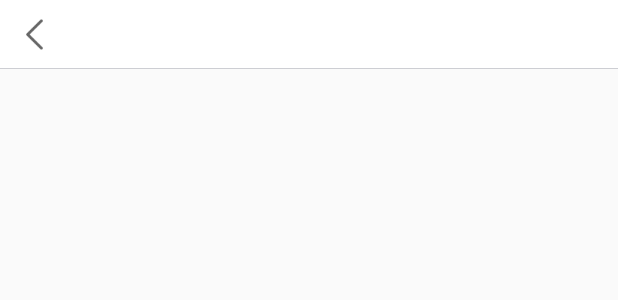
After one commit to DerMingYou/DayDayUp, an Android app: the layout common_bar.xml on its own in the app's theme, with its tools: preview values and no code run, on a phone screen of 412 x 824 dp. The commit adds this screen. Shown: the top 300 px of the screen. Run offline under Robolectric (Android 15) with nearby library versions, the phone set to English and light mode, and no system bars.

Commit message:
公告标题栏代码提交

```diff
--- /dev/null
+++ b/app/src/main/res/layout/common_bar.xml
@@ -0,0 +1,65 @@
+<?xml version="1.0" encoding="utf-8"?>
+<LinearLayout xmlns:android="http://schemas.android.com/apk/res/android"
+    xmlns:app="http://schemas.android.com/apk/res-auto"
+    android:id="@+id/common_title"
+    android:layout_width="match_parent"
+    android:layout_height="wrap_content"
+    android:background="@color/white"
+    android:orientation="vertical">
+
+    <!-- 公共的的标题栏 -->
+    <RelativeLayout
+        android:layout_width="match_parent"
+        android:layout_height="@dimen/navigation_bar_height"
+        android:layout_alignParentLeft="true"
+        android:layout_alignParentStart="true"
+        android:layout_alignParentTop="true">
+
+        <ImageButton
+            android:id="@+id/ib_back"
+            android:layout_width="@dimen/navigation_bar_height"
+            android:layout_height="match_parent"
+            android:background="@null"
+            android:gravity="center_vertical"
+            android:src="@mipmap/icon_back" />
+
+        <TextView
+            android:id="@+id/tv_title"
+            android:layout_width="match_parent"
+            android:layout_height="match_parent"
+            android:layout_centerInParent="true"
+            android:layout_marginLeft="60dp"
+            android:layout_marginRight="60dp"
+            android:gravity="center"
+            android:singleLine="true"
+            android:textColor="@color/normal_black_1"
+            android:textSize="19sp" />
+
+
+        <ImageView
+            android:id="@+id/image_right"
+            android:layout_width="@dimen/navigation_bar_height"
+            android:layout_height="fill_parent"
+            android:layout_alignParentRight="true"
+            android:scaleType="center"
+            android:visibility="gone" />
+
+        <TextView
+            android:id="@+id/tv_right"
+            android:layout_width="wrap_content"
+            android:layout_height="fill_parent"
+            android:layout_alignParentRight="true"
+            android:layout_marginRight="5dp"
+            android:gravity="center"
+            android:padding="5dp"
+            android:text="右标题"
+            android:textColor="@color/normal_black_1"
+            android:textSize="17sp"
+            android:visibility="gone" />
+    </RelativeLayout>
+
+    <View
+        android:id="@+id/v_line_top"
+        style="@style/div_hor" />
+
+</LinearLayout>
--- a/app/src/main/res/values/dimens.xml
+++ b/app/src/main/res/values/dimens.xml
@@ -1,7 +1,7 @@
 <resources>
     <!-- Default screen margins, per the Android Design guidelines. -->
     <dimen name="activity_vertical_margin">16dp</dimen>
-    <dimen name="dp_0.5">0.5dp</dimen>
+    <dimen name="px_1">1px</dimen>
     <dimen name="dp_0">0dp</dimen>
     <dimen name="dp_1">1dp</dimen>
     <dimen name="dp_2">2dp</dimen>
@@ -27,4 +27,5 @@
     <dimen name="dp_40">40dp</dimen>
     <dimen name="dp_42">42dp</dimen>
     <dimen name="dp_45">45dp</dimen>
+    <dimen name="navigation_bar_height">45dp</dimen>
 </resources>
--- a/app/src/main/res/values/strings.xml
+++ b/app/src/main/res/values/strings.xml
@@ -20,4 +20,5 @@
     <string name="show_tw_chinese">繁体显示</string>
     <string name="show_english">英文显示</string>
     <string name="system_auto">系统默认</string>
+    <string name="picture_cache_show">图片缓存演示</string>
 </resources>
--- a/app/src/main/res/values/styles.xml
+++ b/app/src/main/res/values/styles.xml
@@ -13,4 +13,10 @@
         <item name="colorAccent">@color/colorAccent</item>
     </style>
 
+    <!-- 横线 -->
+    <style name="div_hor">
+        <item name="android:layout_width">match_parent</item>
+        <item name="android:layout_height">@dimen/px_1</item>
+        <item name="android:background">@color/weak_color_dark</item>
+    </style>
 </resources>
```
Also changed, not shown: app/src/main/java/com/yjbest/daydayup/base/BaseRecyclerViewAdapter.java (added, +27 -0 lines), app/src/main/java/com/yjbest/daydayup/util/ScreenParameterUtils.java (added, +75 -0 lines), app/src/main/java/com/yjbest/daydayup/view/widget/CommonTitleBar.java (added, +200 -0 lines), app/src/main/res/layout/layout_common_toolbar.xml (added, +10 -0 lines), app/src/main/res/values/colors.xml (+11 -0 lines), app/src/main/res/mipmap-xhdpi/icon_back.png (added), app/src/main/res/mipmap-xhdpi/icon_back_top.png (added), 2 other files.
